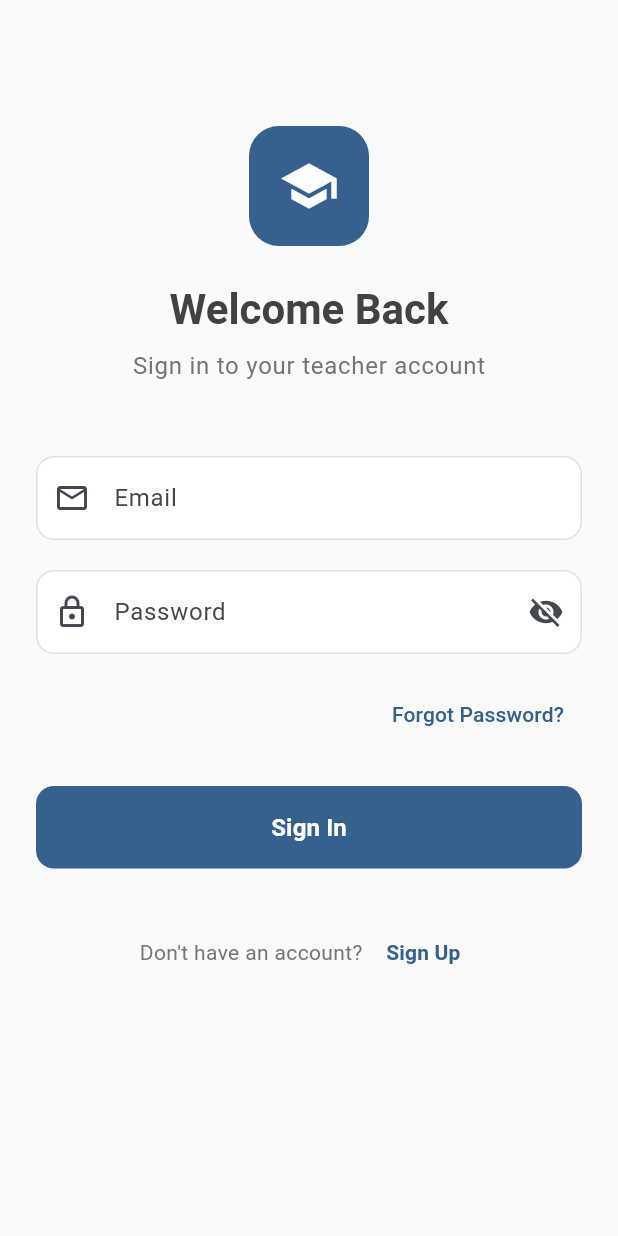
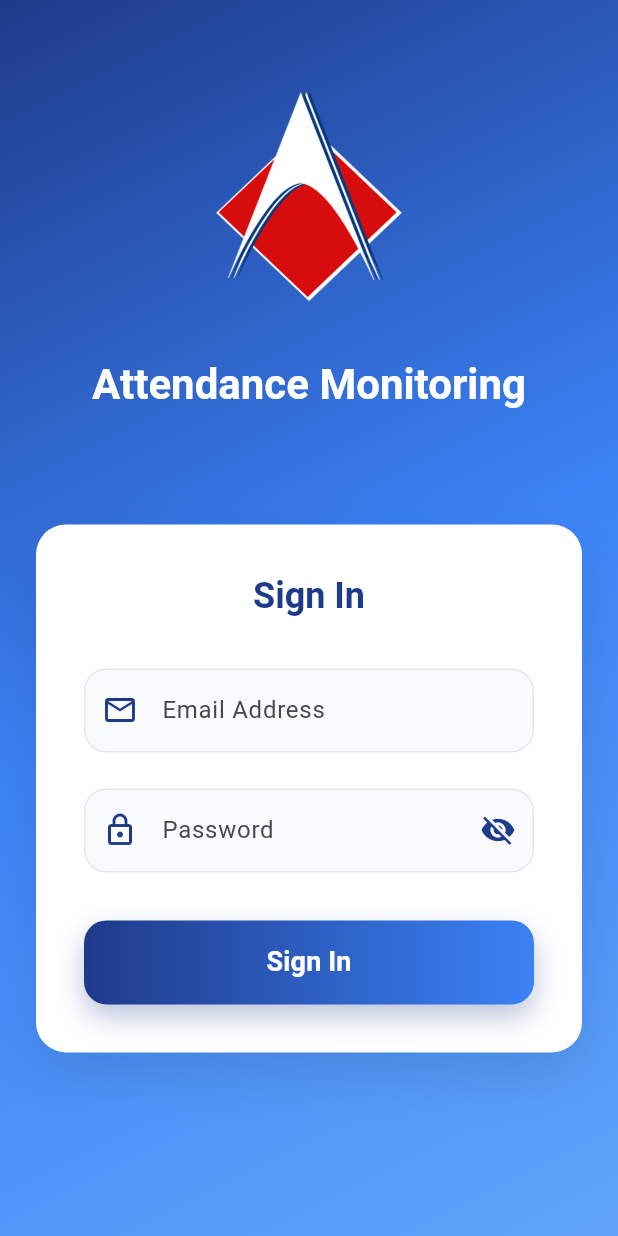
Before and after one commit to Davefgh/Attendance_Monitoring_Mobile, a Flutter app: the screen it shows after launch, on a phone screen of 412 x 824 dp. Run offline on Flutter 3.47's test engine with Material 3 defaults, Android fonts, the phone set to English and light mode, and no system bars.

Commit message:
style: imperove login form ui

```diff
--- a/lib/main.dart
+++ b/lib/main.dart
@@ -13,7 +13,7 @@ class MyApp extends StatelessWidget {
     return MaterialApp(
       title: 'AMS Teacher',
       theme: ThemeData(
-        colorScheme: ColorScheme.fromSeed(seedColor: Colors.blue),
+        colorScheme: ColorScheme.fromSeed(seedColor: const Color(0xFF1E3A8A)),
         useMaterial3: true,
       ),
       home: const LoginScreen(),
--- a/lib/screens/login_screen.dart
+++ b/lib/screens/login_screen.dart
@@ -77,74 +77,111 @@ class _LoginScreenState extends State<LoginScreen> {
   @override
   Widget build(BuildContext context) {
     return Scaffold(
-      backgroundColor: Colors.grey[50],
-      body: SafeArea(
-        child: SingleChildScrollView(
-          padding: const EdgeInsets.all(24.0),
+      backgroundColor: const Color(0xFF60A5FA), // Light blue fallback
+      body: Container(
+        width: double.infinity,
+        height: double.infinity,
+        decoration: const BoxDecoration(
+          gradient: LinearGradient(
+            begin: Alignment.topLeft,
+            end: Alignment.bottomRight,
+            colors: [
+              Color(0xFF1E3A8A), // Deep blue
+              Color(0xFF3B82F6), // Blue
+              Color(0xFF60A5FA), // Light blue
+            ],
+          ),
+        ),
+        child: SafeArea(
+          child: Column(
+            children: [
+              // Logo/Title Section at top
+              Expanded(
+                flex: 2,
+                child: Column(
+                  mainAxisAlignment: MainAxisAlignment.center,
+                  children: [
+                    Image.asset(
+                      'images/aclc logo.png',
+                      width: 250,
+                      height: 150,
+                      fit: BoxFit.contain,
+                    ),
+                    const SizedBox(height: 32),
+                    Text(
+                      'Attendance Monitoring',
+                      style: Theme.of(context).textTheme.headlineMedium?.copyWith(
+                        fontWeight: FontWeight.bold,
+                        color: Colors.white,
+                        fontSize: 28,
+                      ),
+                    ),
+                  ],
+                ),
+              ),
+
+              // Login Form Container positioned below center
+              Expanded(
+                flex: 3,
+                child: Container(
+                  margin: const EdgeInsets.only(bottom: 20),
+                  padding: const EdgeInsets.symmetric(horizontal: 24.0, vertical: 20.0),
                 child: Form(
                   key: _formKey,
                   child: Column(
                     crossAxisAlignment: CrossAxisAlignment.stretch,
                     children: [
-                const SizedBox(height: 60),
-
-                // Logo/Title Section
-                Column(
-                  children: [
+                      // Login Form Container
                       Container(
-                      width: 80,
-                      height: 80,
+                  padding: const EdgeInsets.all(32),
                   decoration: BoxDecoration(
-                        color: Theme.of(context).primaryColor,
+                    color: Colors.white,
                     borderRadius: BorderRadius.circular(20),
-                      ),
-                      child: const Icon(
-                        Icons.school,
-                        color: Colors.white,
-                        size: 40,
-                      ),
-                    ),
-                    const SizedBox(height: 24),
-                    Text(
-                      'Welcome Back',
-                      style: Theme.of(context).textTheme.headlineMedium?.copyWith(
-                        fontWeight: FontWeight.bold,
-                        color: Colors.grey[800],
-                      ),
-                    ),
-                    const SizedBox(height: 8),
-                    Text(
-                      'Sign in to your teacher account',
-                      style: Theme.of(context).textTheme.bodyLarge?.copyWith(
-                        color: Colors.grey[600],
-                      ),
+                    boxShadow: [
+                      BoxShadow(
+                        color: Colors.black.withOpacity(0.1),
+                        blurRadius: 30,
+                        offset: const Offset(0, 15),
                       ),
                     ],
                   ),
-
-                const SizedBox(height: 48),
+                  child: Column(
+                    crossAxisAlignment: CrossAxisAlignment.stretch,
+                    children: [
+                      Text(
+                        'Sign In',
+                        style: Theme.of(context).textTheme.headlineSmall?.copyWith(
+                          fontWeight: FontWeight.bold,
+                          color: const Color(0xFF1E3A8A),
+                          fontSize: 24,
+                        ),
+                        textAlign: TextAlign.center,
+                      ),
+                      const SizedBox(height: 32),
 
                       // Email Field
                       TextFormField(
                         controller: _emailController,
                         keyboardType: TextInputType.emailAddress,
                         decoration: InputDecoration(
-                    labelText: 'Email',
+                          labelText: 'Email Address',
                           hintText: 'Enter your email',
-                    prefixIcon: const Icon(Icons.email_outlined),
+                          prefixIcon: const Icon(Icons.email_outlined, color: Color(0xFF1E3A8A)),
                           border: OutlineInputBorder(
-                      borderRadius: BorderRadius.circular(12),
+                            borderRadius: BorderRadius.circular(15),
+                            borderSide: const BorderSide(color: Color(0xFFE5E7EB)),
                           ),
                           enabledBorder: OutlineInputBorder(
-                      borderRadius: BorderRadius.circular(12),
-                      borderSide: BorderSide(color: Colors.grey[300]!),
+                            borderRadius: BorderRadius.circular(15),
+                            borderSide: const BorderSide(color: Color(0xFFE5E7EB)),
                           ),
                           focusedBorder: OutlineInputBorder(
-                      borderRadius: BorderRadius.circular(12),
-                      borderSide: BorderSide(color: Theme.of(context).primaryColor),
+                            borderRadius: BorderRadius.circular(15),
+                            borderSide: const BorderSide(color: Color(0xFF1E3A8A), width: 2),
                           ),
                           filled: true,
-                    fillColor: Colors.white,
+                          fillColor: const Color(0xFFF9FAFB),
+                          contentPadding: const EdgeInsets.symmetric(horizontal: 20, vertical: 16),
                         ),
                         validator: (value) {
                           if (value == null || value.isEmpty) {
@@ -157,7 +194,7 @@ class _LoginScreenState extends State<LoginScreen> {
                         },
                       ),
 
-                const SizedBox(height: 20),
+                      const SizedBox(height: 24),
 
                       // Password Field
                       TextFormField(
@@ -166,10 +203,11 @@ class _LoginScreenState extends State<LoginScreen> {
                         decoration: InputDecoration(
                           labelText: 'Password',
                           hintText: 'Enter your password',
-                    prefixIcon: const Icon(Icons.lock_outlined),
+                          prefixIcon: const Icon(Icons.lock_outlined, color: Color(0xFF1E3A8A)),
                           suffixIcon: IconButton(
                             icon: Icon(
                               _obscurePassword ? Icons.visibility_off : Icons.visibility,
+                              color: const Color(0xFF1E3A8A),
                             ),
                             onPressed: () {
                               setState(() {
@@ -178,18 +216,20 @@ class _LoginScreenState extends State<LoginScreen> {
                             },
                           ),
                           border: OutlineInputBorder(
-                      borderRadius: BorderRadius.circular(12),
+                            borderRadius: BorderRadius.circular(15),
+                            borderSide: const BorderSide(color: Color(0xFFE5E7EB)),
                           ),
                           enabledBorder: OutlineInputBorder(
-                      borderRadius: BorderRadius.circular(12),
-                      borderSide: BorderSide(color: Colors.grey[300]!),
+                            borderRadius: BorderRadius.circular(15),
+                            borderSide: const BorderSide(color: Color(0xFFE5E7EB)),
                           ),
                           focusedBorder: OutlineInputBorder(
-                      borderRadius: BorderRadius.circular(12),
-                      borderSide: BorderSide(color: Theme.of(context).primaryColor),
+                            borderRadius: BorderRadius.circular(15),
+                            borderSide: const BorderSide(color: Color(0xFF1E3A8A), width: 2),
                           ),
                           filled: true,
-                    fillColor: Colors.white,
+                          fillColor: const Color(0xFFF9FAFB),
+                          contentPadding: const EdgeInsets.symmetric(horizontal: 20, vertical: 16),
                         ),
                         validator: (value) {
                           if (value == null || value.isEmpty) {
@@ -202,45 +242,26 @@ class _LoginScreenState extends State<LoginScreen> {
                         },
                       ),
 
-                const SizedBox(height: 16),
-
-                // Forgot Password
-                Align(
-                  alignment: Alignment.centerRight,
-                  child: TextButton(
-                    onPressed: () {
-                      // Handle forgot password
-                    },
-                    child: Text(
-                      'Forgot Password?',
-                      style: TextStyle(
-                        color: Theme.of(context).primaryColor,
-                        fontWeight: FontWeight.w500,
-                      ),
-                    ),
-                  ),
-                ),
-
-                const SizedBox(height: 24),
+                      const SizedBox(height: 32),
 
                       // Error Message
                       if (_errorMessage != null)
                         Container(
-                    padding: const EdgeInsets.all(12),
-                    margin: const EdgeInsets.only(bottom: 16),
+                          padding: const EdgeInsets.all(16),
+                          margin: const EdgeInsets.only(bottom: 20),
                           decoration: BoxDecoration(
                             color: Colors.red[50],
-                      borderRadius: BorderRadius.circular(8),
+                            borderRadius: BorderRadius.circular(12),
                             border: Border.all(color: Colors.red[200]!),
                           ),
                           child: Row(
                             children: [
                               Icon(Icons.error_outline, color: Colors.red[600], size: 20),
-                        const SizedBox(width: 8),
+                              const SizedBox(width: 12),
                               Expanded(
                                 child: Text(
                                   _errorMessage!,
-                            style: TextStyle(color: Colors.red[600]),
+                                  style: TextStyle(color: Colors.red[600], fontWeight: FontWeight.w500),
                                 ),
                               ),
                             ],
@@ -248,64 +269,63 @@ class _LoginScreenState extends State<LoginScreen> {
                         ),
 
                       // Login Button
-                ElevatedButton(
+                      Container(
+                        height: 56,
+                        decoration: BoxDecoration(
+                          gradient: const LinearGradient(
+                            colors: [Color(0xFF1E3A8A), Color(0xFF3B82F6)],
+                            begin: Alignment.centerLeft,
+                            end: Alignment.centerRight,
+                          ),
+                          borderRadius: BorderRadius.circular(15),
+                          boxShadow: [
+                            BoxShadow(
+                              color: const Color(0xFF1E3A8A).withOpacity(0.3),
+                              blurRadius: 15,
+                              offset: const Offset(0, 8),
+                            ),
+                          ],
+                        ),
+                        child: ElevatedButton(
                           onPressed: _isLoading ? null : _handleLogin,
                           style: ElevatedButton.styleFrom(
-                    backgroundColor: Theme.of(context).primaryColor,
-                    foregroundColor: Colors.white,
-                    padding: const EdgeInsets.symmetric(vertical: 16),
+                            backgroundColor: Colors.transparent,
+                            shadowColor: Colors.transparent,
                             shape: RoundedRectangleBorder(
-                      borderRadius: BorderRadius.circular(12),
+                              borderRadius: BorderRadius.circular(15),
                             ),
-                    elevation: 0,
                           ),
                           child: _isLoading
                               ? const SizedBox(
-                          height: 20,
-                          width: 20,
+                                  height: 24,
+                                  width: 24,
                                   child: CircularProgressIndicator(
-                            strokeWidth: 2,
+                                    strokeWidth: 2.5,
                                     valueColor: AlwaysStoppedAnimation<Color>(Colors.white),
                                   ),
                                 )
                               : const Text(
                                   'Sign In',
                                   style: TextStyle(
-                            fontSize: 16,
-                            fontWeight: FontWeight.w600,
+                                    fontSize: 18,
+                                    fontWeight: FontWeight.bold,
+                                    color: Colors.white,
                                   ),
-                        ),
-                ),
-
-                const SizedBox(height: 32),
-
-                // Sign Up Link
-                Row(
-                  mainAxisAlignment: MainAxisAlignment.center,
-                  children: [
-                    Text(
-                      "Don't have an account? ",
-                      style: TextStyle(color: Colors.grey[600]),
-                    ),
-                    TextButton(
-                      onPressed: () {
-                        // Handle sign up navigation
-                      },
-                      child: Text(
-                        'Sign Up',
-                        style: TextStyle(
-                          color: Theme.of(context).primaryColor,
-                          fontWeight: FontWeight.w600,
                                 ),
                         ),
                       ),
                     ],
+                  ),
                       ),
                     ],
                   ),
                 ),
                 ),
               ),
+            ],
+          ),
+        ),
+      ),
     );
   }
 }
--- a/pubspec.yaml
+++ b/pubspec.yaml
@@ -58,9 +58,8 @@ flutter:
   uses-material-design: true
 
   # To add assets to your application, add an assets section, like this:
-  # assets:
-  #   - images/a_dot_burr.jpeg
-  #   - images/a_dot_ham.jpeg
+  assets:
+    - images/
 
   # An image asset can refer to one or more resolution-specific "variants", see
   # https://flutter.dev/to/resolution-aware-images
```
Also changed, not shown: images/aclc logo.png (added), lib/images/aclc logo.png (added). Lines whose indentation alone changed are shown as unchanged.
